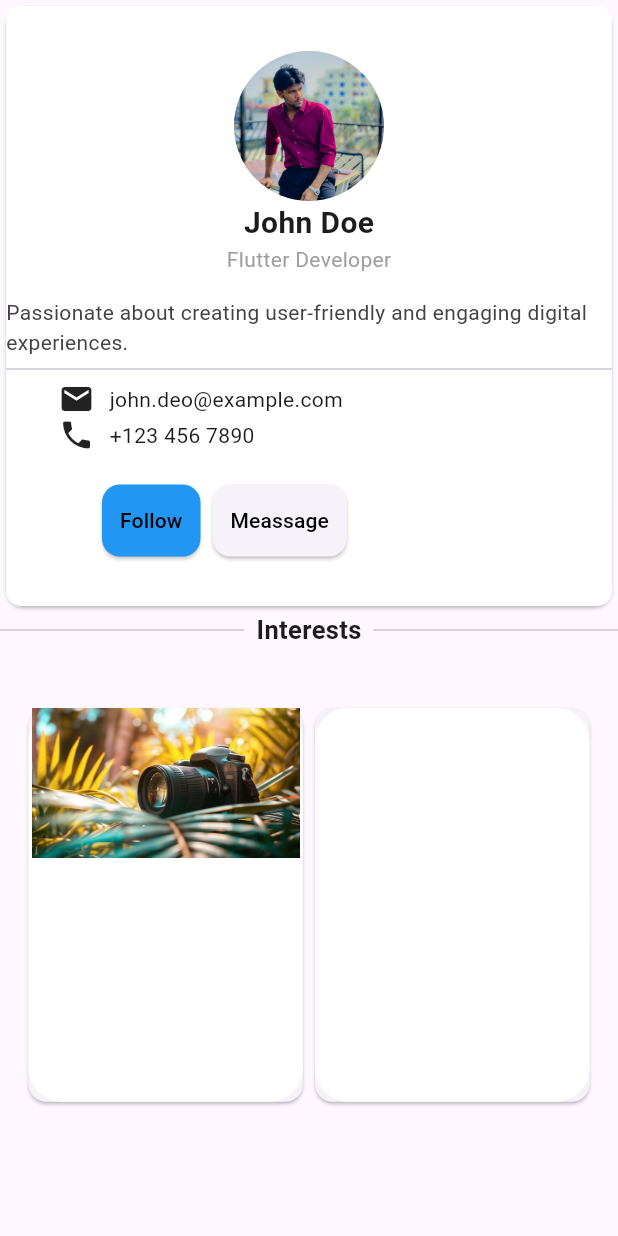
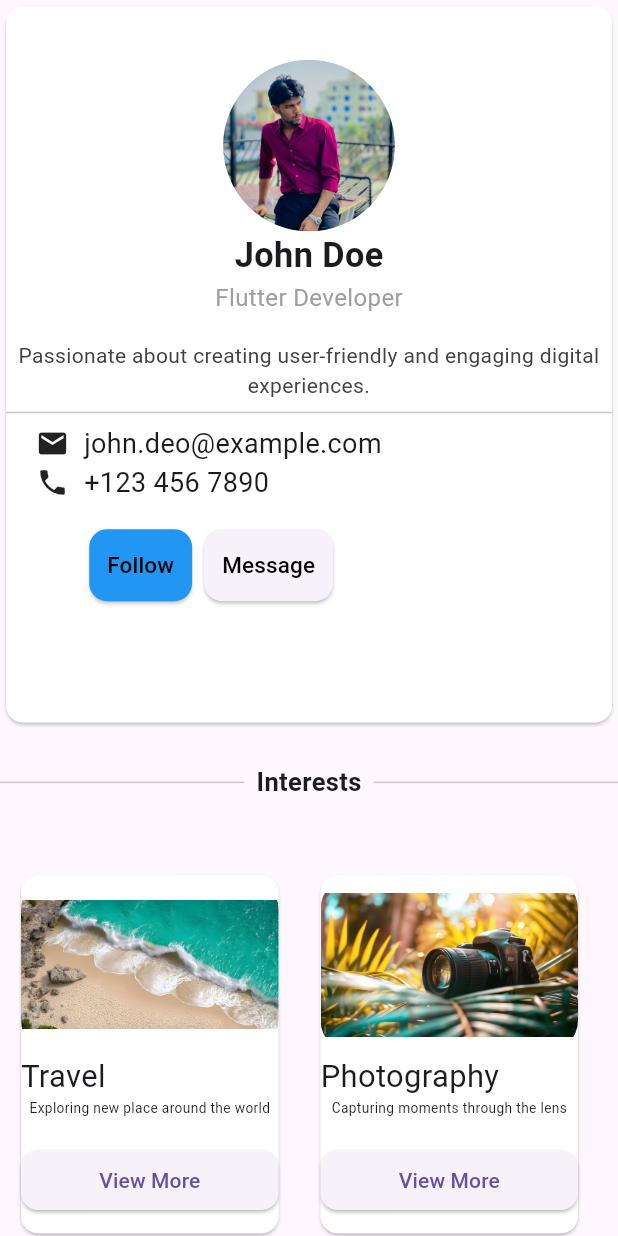
Before and after one commit to alamin-12935/module_15_exam, a Flutter app: the screen it shows after launch, on a phone screen of 412 x 824 dp. Run offline on Flutter 3.47's test engine with Material 3 defaults, Android fonts, the phone set to English and light mode, and no system bars; our stand-ins replace flutter_screenutil.

Commit message:
3st commit

```diff
--- a/lib/Travel.dart
+++ b/lib/Travel.dart
@@ -12,116 +12,234 @@ class _M15_examState extends State<M15_exam> {
   @override
   Widget build(BuildContext context) {
     return Scaffold(
-      body: Column(
+      body: SingleChildScrollView(
+        child: Column(
           children: [
             Card(
               child: Container(
+                decoration: BoxDecoration(
+                  borderRadius: BorderRadius.circular(10.r),
+                  color: Colors.white,
+                ),
+                height: 400.h,
                 child: Column(
                   children: [
-                  SizedBox(height: 30),
-                  Center(child: CircleAvatar(radius: 50,backgroundImage: AssetImage('asset/11.jpeg'),)),
+                    SizedBox(height: 30.h),
+                    Center(
+                      child: CircleAvatar(
+                        radius: 50.r,
+                        backgroundImage: AssetImage('asset/11.jpeg'),
+                      ),
+                    ),
                     Text(
                       'John Doe',
-                    style: TextStyle(fontSize: 20, fontWeight: FontWeight.bold),
+                      style: TextStyle(
+                        fontSize: 20.sp,
+                        fontWeight: FontWeight.bold,
+                      ),
                     ),
                     Text(
                       'Flutter Developer',
-                    style: TextStyle(fontSize: 14, color: Colors.grey),
+                      style: TextStyle(fontSize: 14.sp, color: Colors.grey),
                     ),
-                  SizedBox(height: 15),
+                    SizedBox(height: 14.h),
                     Text(
                       'Passionate about creating user-friendly and engaging digital experiences.',
+                      textAlign: TextAlign.center,
                       style: TextStyle(color: Colors.grey.shade800),
                     ),
                     Divider(),
                     Row(
                       mainAxisAlignment: MainAxisAlignment.start,
                       children: [
-                      SizedBox(width: 35),
-                      Icon(Icons.mail),
+                        SizedBox(width: 20),
+                        Icon(Icons.mail, size: 22),
                         SizedBox(width: 10),
-                      Text('john.deo@example.com'),
+                        Text(
+                          'john.deo@example.com',
+                          style: TextStyle(fontSize: 18),
+                        ),
                       ],
                     ),
                     Row(
                       children: [
-                      SizedBox(width: 35),
-                      Icon(Icons.phone),
+                        SizedBox(width: 20),
+                        Icon(Icons.phone, size: 22),
                         SizedBox(width: 10),
-                      Text('+123 456 7890'),
+                        Text('+123 456 7890', style: TextStyle(fontSize: 18)),
                       ],
                     ),
                     Row(
                       children: [
-                      SizedBox(width: 60, height: 90),
+                        SizedBox(width: 45.w, height: 70.h),
                         Card(
                           color: Colors.blue,
                           child: TextButton(
                             onPressed: () {},
                             child: Text(
                               'Follow',
-                            style: TextStyle(color: Colors.black),
+                              style: TextStyle(
+                                color: Colors.black,
+                                fontSize: 15,
+                              ),
                             ),
                           ),
                         ),
                         Card(
                           child: TextButton(
                             onPressed: () {},
-                          child: Text('Meassage',style: TextStyle(color: Colors.black),),
+                            child: Text(
+                              'Message',
+                              style: TextStyle(
+                                color: Colors.black,
+                                fontSize: 15,
+                              ),
+                            ),
                           ),
                         ),
                       ],
                     ),
                   ],
                 ),
-              decoration: BoxDecoration(
-                borderRadius: BorderRadiusGeometry.circular(10),
-                color: Colors.white,
-              ),
-              height: 400,
               ),
             ),
+            SizedBox(height: 20.h),
             Row(
               children: const [
                 Expanded(child: Divider()),
                 Padding(
                   padding: EdgeInsets.symmetric(horizontal: 8),
-                child: Text("Interests",style: TextStyle(fontWeight: FontWeight.bold,fontSize: 17),),
+                  child: Text(
+                    "Interests",
+                    style: TextStyle(fontWeight: FontWeight.bold, fontSize: 17),
+                  ),
                 ),
                 Expanded(child: Divider()),
               ],
             ),
             SizedBox(height: 30.h),
             Row(
-            mainAxisAlignment: MainAxisAlignment.center,
               children: [
-            Card(
+                Center(
+                  child: Padding(
+                    padding: const EdgeInsets.all(10.0),
+                    child: Card(
                       child: Container(
+                        height: 200.h,
+                        width: 150.w,
+                        decoration: BoxDecoration(
+                          color: Colors.white,
+                          borderRadius: BorderRadius.circular(10.r),
+                        ),
                         child: Column(
                           children: [
-                    Image.asset('asset/camra.jpg',height: 100,width: 200,)
+                            ClipRRect(
+                              borderRadius: BorderRadius.vertical(
+                                top: Radius.circular(20.r),
+                                bottom: Radius.circular(20.r),
+                              ),
+                              child: Image.asset(
+                                'asset/sea.jpg',
+                                height: 100.h,
+                                width: 150.w,
+                              ),
+                            ),
+                            Align(
+                              alignment: Alignment.topLeft,
+                              child: Column(
+                                children: [
+                                  Text(
+                                    'Travel',
+                                    style: TextStyle(fontSize: 18.sp),
+                                  ),
                                 ],
                               ),
-                height: 220.h,
-                width: 160.w,
-                decoration: BoxDecoration(
-                    color: Colors.white,
-                  borderRadius: BorderRadius.circular(20.r)
+                            ),
+                            Text(
+                              'Exploring new place around the world',
+                              style: TextStyle(fontSize: 8.sp),
+                            ),
+                            SizedBox(height: 15.h),
+                            SizedBox(
+                              width: double.infinity.w,
+                              child: ElevatedButton(
+                                onPressed: () {},
+                                style: ElevatedButton.styleFrom(
+                                  shape: RoundedRectangleBorder(
+                                    borderRadius: BorderRadius.circular(10.r),
+                                  ),
+                                ),
+                                child: Text('View More'),
+                              ),
+                            ),
+                          ],
                         ),
                       ),
                     ),
-            Card(
+                  ),
+                ),
+                Center(
+                  child: Padding(
+                    padding: const EdgeInsets.all(10.0),
+                    child: Card(
                       child: Container(
-                height: 220.h,
-                width: 160.w,
+                        height: 200.h,
+                        width: 150.w,
                         decoration: BoxDecoration(
                           color: Colors.white,
-                  borderRadius: BorderRadius.circular(20.r),
+                          borderRadius: BorderRadius.circular(10.r),
+                        ),
+                        child: Column(
+                          children: [
+                            ClipRRect(
+                              borderRadius: BorderRadius.vertical(
+                                top: Radius.circular(20.r),
+                                bottom: Radius.circular(20.r),
+                              ),
+                              child: Image.asset(
+                                'asset/camera.jpg',
+                                height: 100.h,
+                                width: 150.w,
                               ),
                             ),
-            )
-          ],)
+                            Align(
+                              alignment: Alignment.topLeft,
+                              child: Column(
+                                children: [
+                                  Text(
+                                    'Photography',
+                                    style: TextStyle(fontSize: 18.sp),
+                                  ),
                                 ],
+                              ),
+                            ),
+                            Text(
+                              'Capturing moments through the lens',
+                              style: TextStyle(fontSize: 8.sp),
+                            ),
+                            SizedBox(height: 15.h),
+                            SizedBox(
+                              width: double.infinity.w,
+                              child: ElevatedButton(
+                                onPressed: () {},
+                                style: ElevatedButton.styleFrom(
+                                  shape: RoundedRectangleBorder(
+                                    borderRadius: BorderRadius.circular(10.r),
+                                  ),
+                                ),
+                                child: Text('View More'),
+                              ),
+                            ),
+                          ],
+                        ),
+                      ),
+                    ),
+                  ),
+                ),
+              ],
+            ),
+          ],
+        ),
       ),
     );
   }
```
Also changed, not shown: asset/camera.jpg (renamed from asset/camra.jpg), asset/sea.jpg (added). Lines whose indentation alone changed are shown as unchanged.
